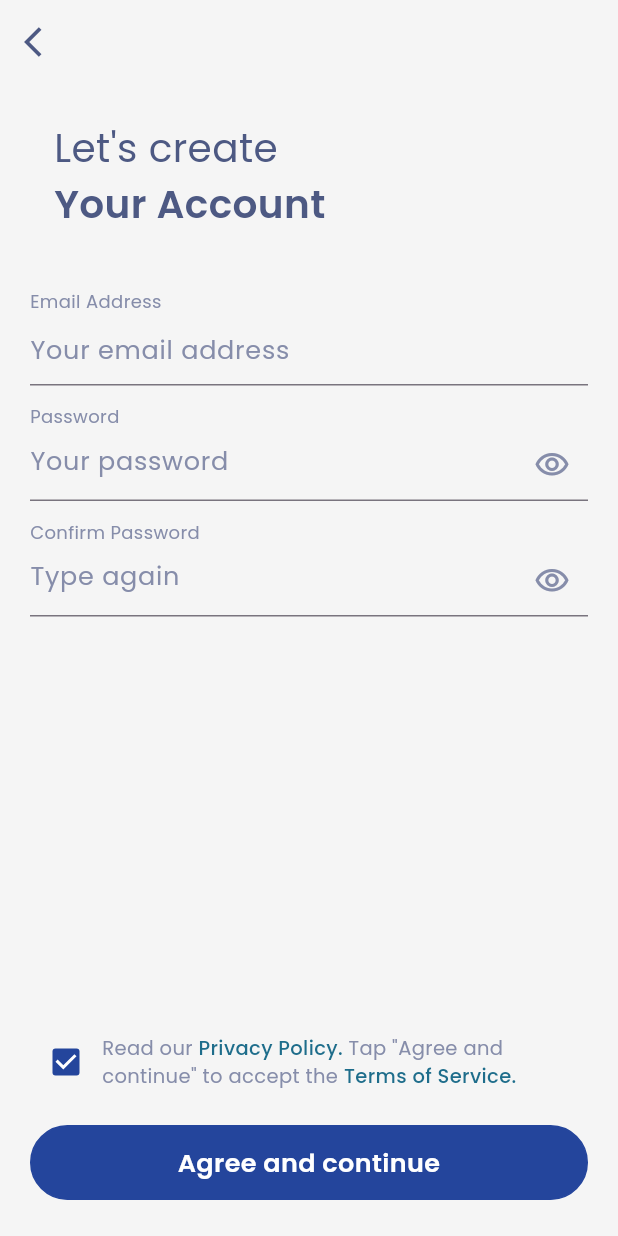
After one commit to The-Naveen-Chandra/Showa-supper-app-UI, a Flutter app: the SignUpScreen screen opened directly, on a phone screen of 412 x 824 dp. The commit adds this screen. Run offline on Flutter 3.47's test engine with Material 3 defaults, Android fonts, the phone set to English and light mode, and no system bars; our stand-ins replace google_fonts.

Commit message:
Dev: Sing up screen & added more constants

```diff
--- a/lib/components/primary_textfield.dart
+++ b/lib/components/primary_textfield.dart
@@ -28,7 +28,7 @@ class _PrimaryTextfieldState extends State<PrimaryTextfield> {
   Widget build(BuildContext context) {
     return Padding(
       padding: const EdgeInsets.only(
-        bottom: 10,
+        bottom: 12,
       ),
       child: Column(
         crossAxisAlignment: CrossAxisAlignment.start,
--- a/lib/constants/constant_colors.dart
+++ b/lib/constants/constant_colors.dart
@@ -20,6 +20,7 @@ class ConstantColors {
   static Color borderColor = hexToColor('#ECECEC');
 
   static Color backgroundColor = hexToColor('#f4f6fa');
+  static Color backgroundWhiteColor = hexToColor('#F5F5F5');
 
   static Color lightGrey = hexToColor('#F3F4F6');
   static Color grey = Colors.grey[300]!;
--- /dev/null
+++ b/lib/pages/sign_up_screen.dart
@@ -0,0 +1,209 @@
+import 'package:flutter/material.dart';
+import 'package:google_fonts/google_fonts.dart';
+
+import 'package:showa_supper_app/components/primary_button.dart';
+import 'package:showa_supper_app/components/primary_textfield.dart';
+import 'package:showa_supper_app/constants/constant_colors.dart';
+import 'package:showa_supper_app/constants/constant_fontsize_fontweight.dart';
+
+class SignUpScreen extends StatefulWidget {
+  const SignUpScreen({super.key});
+
+  @override
+  State<SignUpScreen> createState() => _SignUpScreenState();
+}
+
+class _SignUpScreenState extends State<SignUpScreen> {
+  bool? isChecked = true;
+
+  @override
+  Widget build(BuildContext context) {
+    return Scaffold(
+      backgroundColor: ConstantColors.backgroundWhiteColor,
+      appBar: AppBar(
+        backgroundColor: ConstantColors.backgroundWhiteColor,
+        elevation: 0,
+        leading: IconButton(
+          icon: Icon(
+            Icons.arrow_back_ios,
+            color: ConstantColors.primaryTextColor,
+          ),
+          onPressed: () {
+            Navigator.pop(context);
+          },
+        ),
+      ),
+      body: LayoutBuilder(
+        builder: (context, constraints) {
+          return SingleChildScrollView(
+            padding: EdgeInsets.only(
+              left: 20,
+              right: 20,
+              top: 24,
+              bottom: MediaQuery.of(context).viewInsets.bottom,
+            ),
+            child: ConstrainedBox(
+              constraints: BoxConstraints(
+                minHeight: constraints.maxHeight,
+              ),
+              child: IntrinsicHeight(
+                child: Column(
+                  crossAxisAlignment: CrossAxisAlignment.start,
+                  mainAxisAlignment: MainAxisAlignment.spaceBetween,
+                  children: [
+                    Column(
+                      crossAxisAlignment: CrossAxisAlignment.start,
+                      children: [
+                        Padding(
+                          padding: const EdgeInsets.only(
+                            left: 16,
+                          ),
+                          child: Column(
+                            crossAxisAlignment: CrossAxisAlignment.start,
+                            children: [
+                              Text(
+                                "Let's create",
+                                style: GoogleFonts.poppins(
+                                  fontSize: ConstantFontSize.extraLarge + 2,
+                                  fontWeight: ConstantFontWeight.normal,
+                                  color: ConstantColors.primaryTextColor,
+                                ),
+                              ),
+                              Text(
+                                "Your Account",
+                                style: GoogleFonts.poppins(
+                                  fontSize: ConstantFontSize.extraLarge + 2,
+                                  fontWeight: ConstantFontWeight.bold,
+                                  color: ConstantColors.primaryTextColor,
+                                ),
+                              ),
+                            ],
+                          ),
+                        ),
+                        const SizedBox(
+                          height: 38,
+                        ),
+                        PrimaryTextfield(
+                          text: "Email Address",
+                          hintText: "Your email address",
+                          controller: TextEditingController(),
+                        ),
+                        PrimaryTextfield(
+                          text: "Password",
+                          hintText: "Your password",
+                          controller: TextEditingController(),
+                          isPassword: true,
+                        ),
+                        PrimaryTextfield(
+                          text: "Confirm Password",
+                          hintText: "Type again",
+                          controller: TextEditingController(),
+                          isPassword: true,
+                        ),
+                      ],
+                    ),
+                    Column(
+                      children: [
+                        Row(
+                          children: [
+                            Checkbox(
+                              activeColor: ConstantColors.primaryColor,
+                              value: isChecked,
+                              onChanged: (bool? value) {
+                                setState(() {
+                                  isChecked = value!;
+                                });
+                              },
+                            ),
+                            Expanded(
+                              child: Column(
+                                crossAxisAlignment: CrossAxisAlignment.start,
+                                children: [
+                                  Row(
+                                    children: [
+                                      Text(
+                                        "Read our ",
+                                        style: GoogleFonts.poppins(
+                                          fontSize: ConstantFontSize.extraSmall,
+                                          fontWeight: ConstantFontWeight.normal,
+                                          color:
+                                              ConstantColors.secondaryTextColor,
+                                        ),
+                                      ),
+                                      Text(
+                                        "Privacy Policy. ",
+                                        style: GoogleFonts.poppins(
+                                          fontSize: ConstantFontSize.extraSmall,
+                                          fontWeight:
+                                              ConstantFontWeight.semiBold,
+                                          color:
+                                              ConstantColors.tertiaryTextColor,
+                                        ),
+                                      ),
+                                      Text(
+                                        'Tap "Agree and',
+                                        style: GoogleFonts.poppins(
+                                          fontSize: ConstantFontSize.extraSmall,
+                                          fontWeight: ConstantFontWeight.normal,
+                                          color:
+                                              ConstantColors.secondaryTextColor,
+                                        ),
+                                      ),
+                                    ],
+                                  ),
+                                  Row(
+                                    children: [
+                                      Text(
+                                        'continue" to accept the ',
+                                        style: GoogleFonts.poppins(
+                                          fontSize: ConstantFontSize.extraSmall,
+                                          fontWeight: ConstantFontWeight.normal,
+                                          color:
+                                              ConstantColors.secondaryTextColor,
+                                        ),
+                                      ),
+                                      Text(
+                                        'Terms of Service.',
+                                        style: GoogleFonts.poppins(
+                                          fontSize: ConstantFontSize.extraSmall,
+                                          fontWeight:
+                                              ConstantFontWeight.semiBold,
+                                          color:
+                                              ConstantColors.tertiaryTextColor,
+                                        ),
+                                      ),
+                                    ],
+                                  )
+                                ],
+                              ),
+                            )
+                          ],
+                        ),
+                        const SizedBox(
+                          height: 18,
+                        ),
+                        PrimaryButton(
+                          text: "Agree and continue",
+                          color: ConstantColors.primaryColor,
+                          onPressed: () {},
+                          verticalHeight: 12,
+                          textColor: ConstantColors.whiteColor,
+                          fontSize: ConstantFontSize.medium,
+                          fontWeight: ConstantFontWeight.bold,
+                          borderColor: ConstantColors.primaryColor,
+                        ),
+                        const SizedBox(
+                          height: 28,
+                        ),
+                      ],
+                    ),
+                  ],
+                ),
+              ),
+            ),
+          );
+        },
+      ),
+    );
+  }
+}
```
